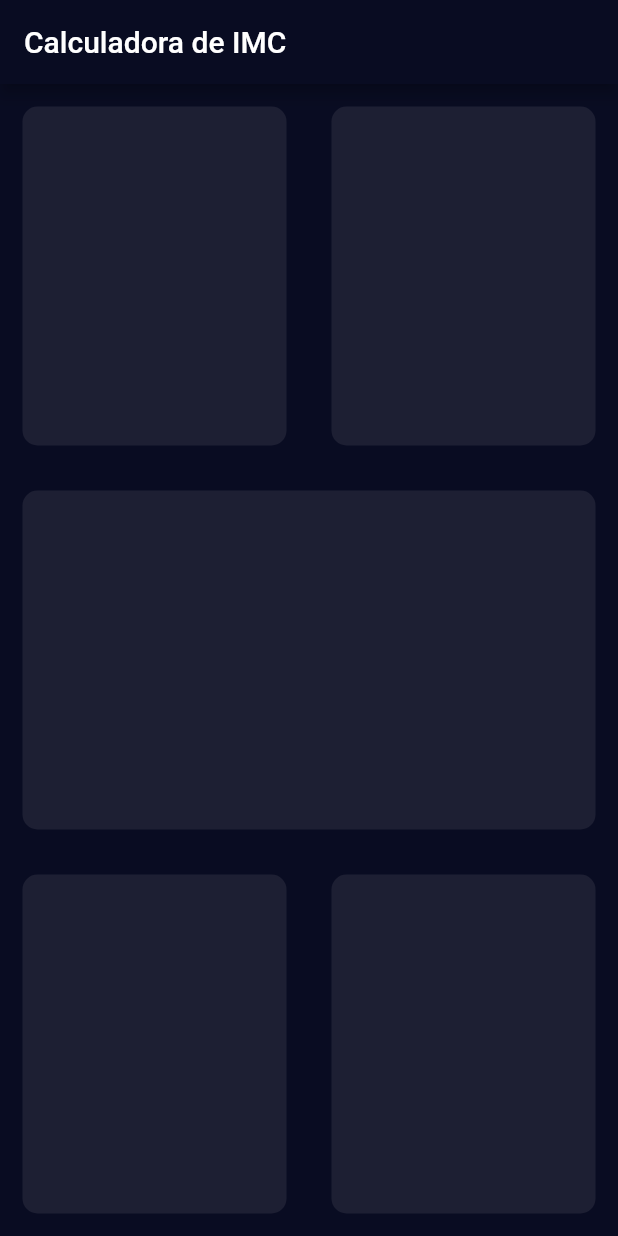
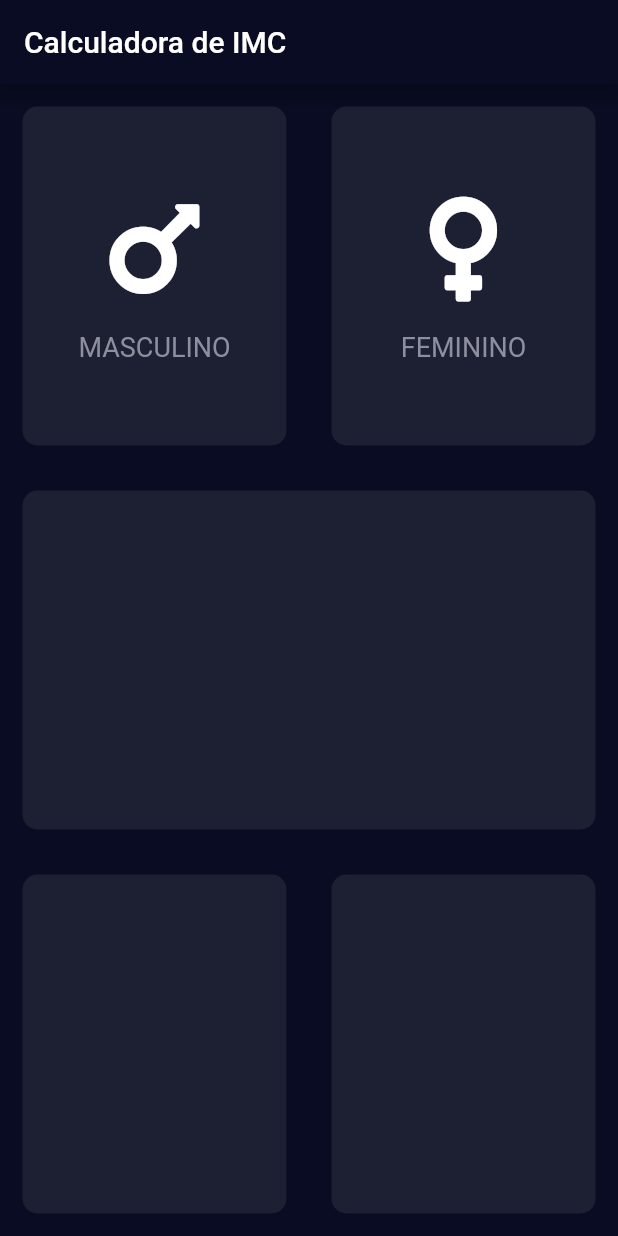
Before and after one commit to gregori/calc_imc, a Flutter app: the screen it shows after launch, on a phone screen of 412 x 824 dp. Run offline on Flutter 3.47's test engine with Material 2 defaults, Android fonts, the phone set to English and light mode, and no system bars; our stand-ins replace font_awesome_flutter.

Commit message:
Criar e extrair iconContent e reusableCard

```diff
--- /dev/null
+++ b/lib/icon_content.dart
@@ -0,0 +1,31 @@
+import 'package:flutter/material.dart';
+
+class IconContent extends StatelessWidget {
+  final IconData icon;
+  final String label;
+
+  IconContent({required this.icon, required this.label});
+
+  @override
+  Widget build(BuildContext context) {
+    return Column(
+      mainAxisAlignment: MainAxisAlignment.center,
+      children: [
+        Icon(
+          icon,
+          size: 80.0,
+        ),
+        SizedBox(
+          height: 15.0,
+        ),
+        Text(
+          label,
+          style: TextStyle(
+            fontSize: 18.0,
+            color: Color(0xFF8D8F9E),
+          ),
+        )
+      ],
+    );
+  }
+}
--- a/lib/input_page.dart
+++ b/lib/input_page.dart
@@ -1,4 +1,7 @@
+import 'package:calc_imc/icon_content.dart';
+import 'package:calc_imc/reusable_card.dart';
 import 'package:flutter/material.dart';
+import 'package:font_awesome_flutter/font_awesome_flutter.dart';
 
 class InputPage extends StatefulWidget {
   @override
@@ -20,11 +23,19 @@ class _InputPageState extends State<InputPage> {
                   Expanded(
                     child: ReusableCard(
                       color: Color(0xFF1D1F33),
+                      child: IconContent(
+                        icon: FontAwesomeIcons.mars,
+                        label: 'MASCULINO',
+                      ),
                     ),
                   ),
                   Expanded(
                     child: ReusableCard(
                       color: Color(0xFF1D1F33),
+                      child: IconContent(
+                        icon: FontAwesomeIcons.venus,
+                        label: 'FEMININO',
+                      ),
                     ),
                   ),
                 ],
@@ -55,20 +66,3 @@ class _InputPageState extends State<InputPage> {
         ));
   }
 }
-
-class ReusableCard extends StatelessWidget {
-  final Color color;
-
-  ReusableCard({required this.color});
-
-  @override
-  Widget build(BuildContext context) {
-    return Container(
-      margin: EdgeInsets.all(15.0),
-      decoration: BoxDecoration(
-        color: color,
-        borderRadius: BorderRadius.circular(10.0),
-      ),
-    );
-  }
-}
--- /dev/null
+++ b/lib/reusable_card.dart
@@ -0,0 +1,20 @@
+import 'package:flutter/material.dart';
+
+class ReusableCard extends StatelessWidget {
+  final Color color;
+  final Widget? child;
+
+  ReusableCard({required this.color, this.child});
+
+  @override
+  Widget build(BuildContext context) {
+    return Container(
+      child: child,
+      margin: EdgeInsets.all(15.0),
+      decoration: BoxDecoration(
+        color: color,
+        borderRadius: BorderRadius.circular(10.0),
+      ),
+    );
+  }
+}
--- a/pubspec.yaml
+++ b/pubspec.yaml
@@ -21,6 +21,8 @@ environment:
   sdk: ">=2.12.0 <3.0.0"
 
 dependencies:
+  font_awesome_flutter: ^9.1.0
+
   flutter:
     sdk: flutter
 
```
Also changed, not shown: pubspec.lock.
